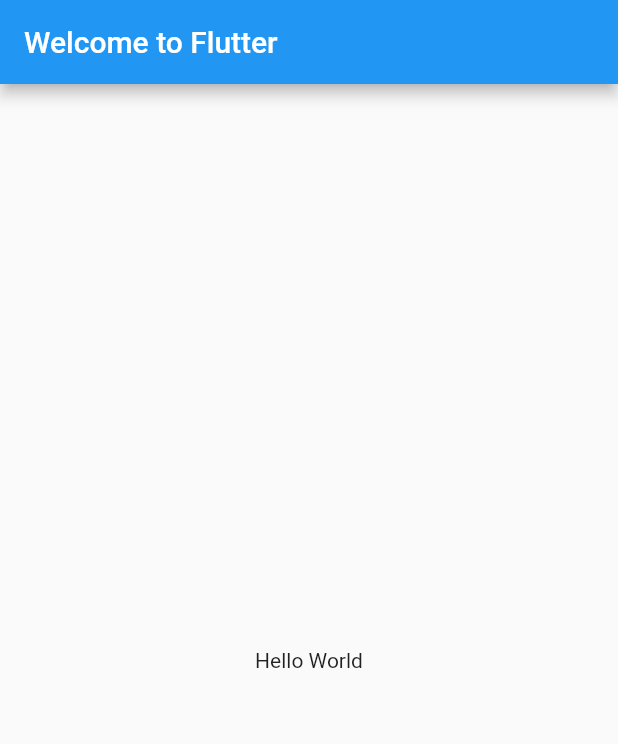
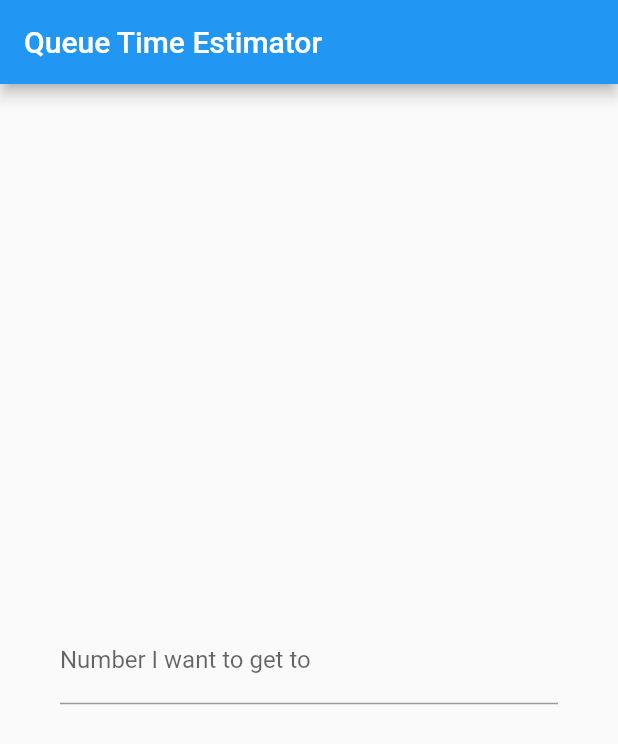
Before and after one commit to walles/waitinator, a Flutter app: the screen it shows after launch, on a phone screen of 412 x 824 dp. Shown: the top 744 px of the screen. Run offline on Flutter 3.47's test engine with Material 2 defaults, Android fonts, the light colour scheme and no system bars.

Commit message:
First Queue Time Estimator UI changes

```diff
--- a/lib/main.dart
+++ b/lib/main.dart
@@ -1,4 +1,5 @@
 import 'package:flutter/material.dart';
+import 'package:flutter/services.dart';
 
 void main() {
   runApp(const MyApp());
@@ -10,14 +11,27 @@
   @override
   Widget build(BuildContext context) {
     return MaterialApp(
-      title: 'Welcome to Flutter',
+      title: 'Queue Time Estimator',
       home: Scaffold(
         appBar: AppBar(
-          title: const Text('Welcome to Flutter'),
+          title: const Text('Queue Time Estimator'),
         ),
-        body: const Center(
-          child: Text('Hello World'),
-        ),
+        body: Container(
+            padding: const EdgeInsets.all(40.0),
+            child: Column(
+              mainAxisAlignment: MainAxisAlignment.center,
+              children: <Widget>[
+                TextField(
+                  decoration: const InputDecoration(
+                      labelText: "Number I want to get to",
+                      hintText: "123 if counting up, 0 if counting down"),
+                  keyboardType: TextInputType.number,
+                  inputFormatters: <TextInputFormatter>[
+                    FilteringTextInputFormatter.digitsOnly
+                  ], // Only numbers can be entered
+                ),
+              ],
+            )),
       ),
     );
   }
```
